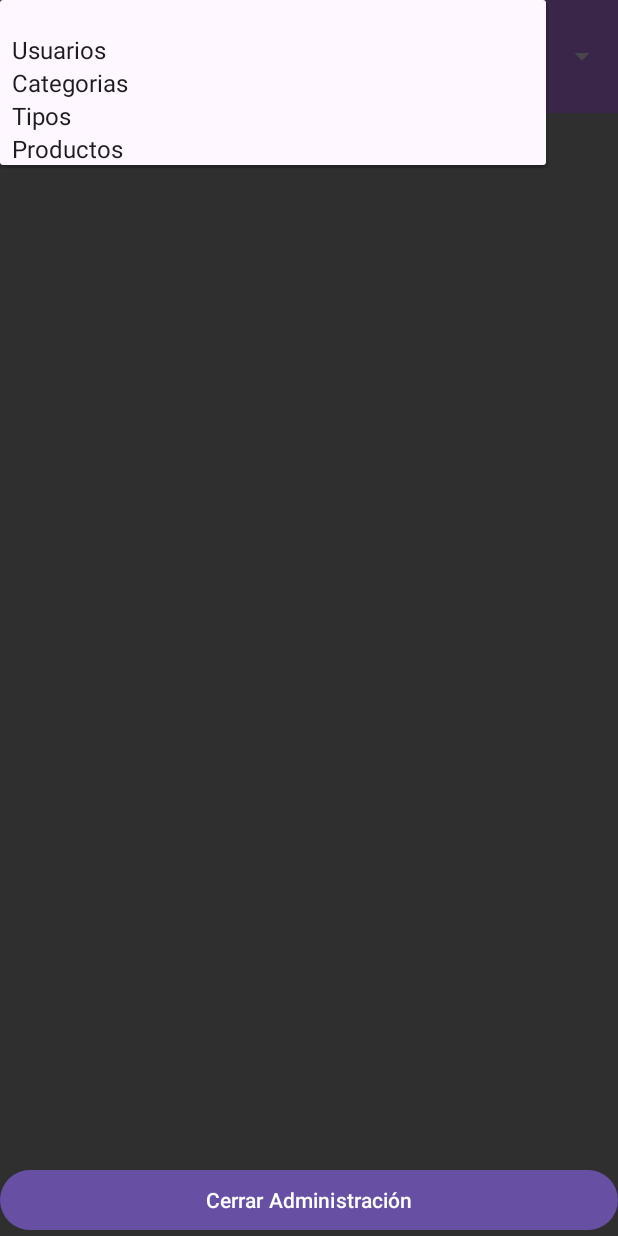
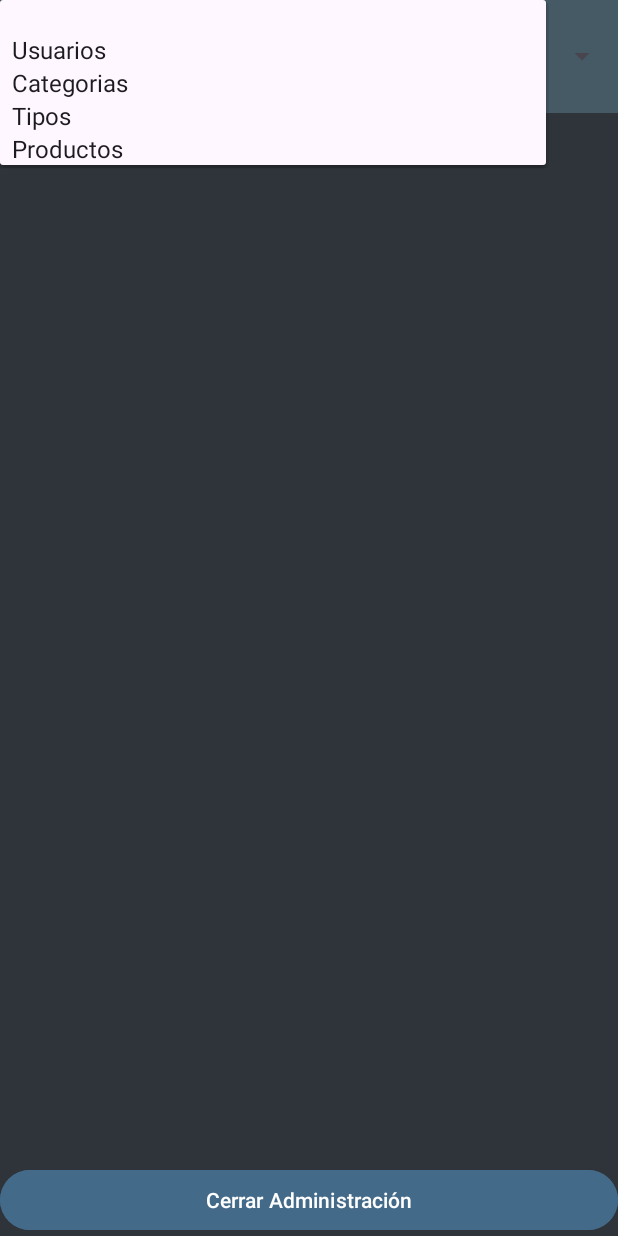
Before and after one commit to AndG18/App_ActUni, an Android app: the AdminActivity screen opened directly, with no data from a screen before it, after a tap on an icon or button, on a phone screen of 412 x 824 dp. Run offline under Robolectric (Android 15) with nearby library versions, the phone set to English and light mode, and no system bars.

Commit message:
actColores commit

```diff
--- a/app/src/main/res/layout/activity_admin.xml
+++ b/app/src/main/res/layout/activity_admin.xml
@@ -5,14 +5,14 @@
     android:id="@+id/main"
     android:layout_width="match_parent"
     android:layout_height="match_parent"
-    android:background="#2F2F2F"
+    android:background="@color/fondo_general"
     tools:context=".AdminActivity">
 
     <LinearLayout
         android:id="@+id/linearLayout4"
         android:layout_width="0dp"
         android:layout_height="75dp"
-        android:background="#DD3D254E"
+        android:background="@color/fondo_b_superior"
         android:orientation="vertical"
         app:layout_constraintEnd_toEndOf="parent"
         app:layout_constraintStart_toStartOf="parent"
@@ -123,6 +123,7 @@
                 android:id="@+id/button5"
                 android:layout_width="match_parent"
                 android:layout_height="wrap_content"
+                android:backgroundTint="@color/fondo_btn"
                 android:onClick="crearUser"
                 android:text="Crear Usuario" />
 
@@ -130,6 +131,7 @@
                 android:id="@+id/button6"
                 android:layout_width="match_parent"
                 android:layout_height="wrap_content"
+                android:backgroundTint="@color/fondo_btn"
                 android:onClick="consultarUser"
                 android:text="Consultar por Nombre de Usuario" />
 
@@ -137,6 +139,7 @@
                 android:id="@+id/button7"
                 android:layout_width="match_parent"
                 android:layout_height="wrap_content"
+                android:backgroundTint="@color/fondo_btn"
                 android:onClick="modificarUser"
                 android:text="Modificar Usuario" />
 
@@ -144,6 +147,7 @@
                 android:id="@+id/button8"
                 android:layout_width="match_parent"
                 android:layout_height="wrap_content"
+                android:backgroundTint="@color/fondo_btn"
                 android:onClick="eliminarUser"
                 android:text="Eliminar Usuario" />
         </LinearLayout>
@@ -174,6 +178,7 @@
                 android:id="@+id/button9"
                 android:layout_width="match_parent"
                 android:layout_height="wrap_content"
+                android:backgroundTint="@color/fondo_btn"
                 android:onClick="crearCat"
                 android:text="Crear Categoria" />
 
@@ -181,6 +186,7 @@
                 android:id="@+id/button10"
                 android:layout_width="match_parent"
                 android:layout_height="wrap_content"
+                android:backgroundTint="@color/fondo_btn"
                 android:onClick="consultarCat"
                 android:text="Consultar Categoria" />
 
@@ -188,6 +194,7 @@
                 android:id="@+id/button11"
                 android:layout_width="match_parent"
                 android:layout_height="wrap_content"
+                android:backgroundTint="@color/fondo_btn"
                 android:onClick="modificarCat"
                 android:text="Modificar Categoria" />
 
@@ -195,6 +202,7 @@
                 android:id="@+id/button12"
                 android:layout_width="match_parent"
                 android:layout_height="wrap_content"
+                android:backgroundTint="@color/fondo_btn"
                 android:onClick="eliminarCat"
                 android:text="Eliminar Categoria" />
         </LinearLayout>
@@ -225,6 +233,7 @@
                 android:id="@+id/button13"
                 android:layout_width="match_parent"
                 android:layout_height="wrap_content"
+                android:backgroundTint="@color/fondo_btn"
                 android:onClick="crearT"
                 android:text="Crear Tipo" />
 
@@ -232,6 +241,7 @@
                 android:id="@+id/button14"
                 android:layout_width="match_parent"
                 android:layout_height="wrap_content"
+                android:backgroundTint="@color/fondo_btn"
                 android:onClick="consultT"
                 android:text="Consultar Tipo" />
 
@@ -239,6 +249,7 @@
                 android:id="@+id/button15"
                 android:layout_width="match_parent"
                 android:layout_height="wrap_content"
+                android:backgroundTint="@color/fondo_btn"
                 android:onClick="modT"
                 android:text="Modificar Tipo" />
 
@@ -246,6 +257,7 @@
                 android:id="@+id/button16"
                 android:layout_width="match_parent"
                 android:layout_height="wrap_content"
+                android:backgroundTint="@color/fondo_btn"
                 android:onClick="eliminarT"
                 android:text="Eliminar Tipo" />
         </LinearLayout>
@@ -353,6 +365,7 @@
                 android:id="@+id/button17"
                 android:layout_width="match_parent"
                 android:layout_height="wrap_content"
+                android:backgroundTint="@color/fondo_btn"
                 android:onClick="crearP"
                 android:text="Crear Producto" />
 
@@ -360,6 +373,7 @@
                 android:id="@+id/button18"
                 android:layout_width="match_parent"
                 android:layout_height="wrap_content"
+                android:backgroundTint="@color/fondo_btn"
                 android:onClick="consultP"
                 android:text="Consultar Producto por ID" />
 
@@ -367,6 +381,7 @@
                 android:id="@+id/button19"
                 android:layout_width="match_parent"
                 android:layout_height="wrap_content"
+                android:backgroundTint="@color/fondo_btn"
                 android:onClick="modP"
                 android:text="Modificar Producto" />
 
@@ -374,6 +389,7 @@
                 android:id="@+id/button20"
                 android:layout_width="match_parent"
                 android:layout_height="wrap_content"
+                android:backgroundTint="@color/fondo_btn"
                 android:onClick="eliminarP"
                 android:text="Eliminar Producto" />
         </LinearLayout>
@@ -383,6 +399,7 @@
         android:id="@+id/button22"
         android:layout_width="0dp"
         android:layout_height="wrap_content"
+        android:backgroundTint="@color/fondo_btn"
         android:onClick="cerrar"
         android:text="Cerrar Administración"
         app:layout_constraintBottom_toBottomOf="parent"
--- a/app/src/main/res/layout/activity_geo_localizacion.xml
+++ b/app/src/main/res/layout/activity_geo_localizacion.xml
@@ -6,7 +6,9 @@
     android:id="@+id/main"
     android:layout_width="match_parent"
     android:layout_height="match_parent"
-    tools:context=".GeoLocalizacion">
+    tools:context=".GeoLocalizacion"
+    android:background="@color/fondo_general">
+
 
     <LinearLayout
         android:id="@+id/linearLayout6"
@@ -103,7 +105,7 @@
     <fragment
         android:id="@+id/map"
         android:name="com.google.android.gms.maps.SupportMapFragment"
-        android:layout_width="405dp"
+        android:layout_width="400dp"
         android:layout_height="615dp"
         android:layout_marginStart="5dp"
         android:layout_marginTop="10dp"
--- a/app/src/main/res/layout/activity_main.xml
+++ b/app/src/main/res/layout/activity_main.xml
@@ -5,7 +5,7 @@
     android:id="@+id/main"
     android:layout_width="match_parent"
     android:layout_height="match_parent"
-    android:background="#2F2F2F"
+    android:background="@color/fondo_general"
     tools:context=".MainActivity">
 
     <LinearLayout
@@ -16,7 +16,7 @@
         android:layout_marginTop="1dp"
         android:layout_marginEnd="1dp"
         android:layout_marginBottom="1dp"
-        android:background="#5D5D5D"
+        android:background="@color/fondo_complement"
         android:orientation="vertical"
         android:padding="10dp"
         app:layout_constraintBottom_toBottomOf="parent"
@@ -70,6 +70,7 @@
             android:id="@+id/button"
             android:layout_width="match_parent"
             android:layout_height="wrap_content"
+            android:backgroundTint="@color/fondo_btn"
             android:onClick="inicioSes"
             android:text="Iniciar Sesión" />
 
@@ -77,6 +78,7 @@
             android:id="@+id/button2"
             android:layout_width="match_parent"
             android:layout_height="wrap_content"
+            android:backgroundTint="@color/fondo_btn"
             android:text="Registrarse" />
     </LinearLayout>
 </androidx.constraintlayout.widget.ConstraintLayout>
--- a/app/src/main/res/layout/carrito.xml
+++ b/app/src/main/res/layout/carrito.xml
@@ -4,7 +4,7 @@
     xmlns:tools="http://schemas.android.com/tools"
     android:layout_width="match_parent"
     android:layout_height="match_parent"
-    android:background="#2F2F2F">
+    android:background="@color/fondo_general">
 
     <LinearLayout
         android:id="@+id/linearLayout5"
@@ -13,7 +13,7 @@
         android:layout_marginStart="1dp"
         android:layout_marginTop="1dp"
         android:layout_marginEnd="1dp"
-        android:background="#DD3D254E"
+        android:background="@color/fondo_b_superior"
         android:orientation="horizontal"
         android:padding="10dp"
         app:layout_constraintEnd_toEndOf="parent"
--- a/app/src/main/res/layout/item_carrito.xml
+++ b/app/src/main/res/layout/item_carrito.xml
@@ -2,7 +2,7 @@
 <LinearLayout xmlns:android="http://schemas.android.com/apk/res/android"
     android:layout_width="match_parent"
     android:layout_height="40dp"
-    android:background="#2F2F2F">
+    android:background="@color/fondo_general">
 
     <TextView
         android:id="@+id/tvnombrec"
@@ -36,6 +36,6 @@
         android:layout_width="55dp"
         android:layout_height="wrap_content"
         android:layout_weight="1"
-        android:background="#673AB7"
+        android:backgroundTint="@color/fondo_btn"
         android:text="Eliminar" />
 </LinearLayout>
--- a/app/src/main/res/layout/item_producto.xml
+++ b/app/src/main/res/layout/item_producto.xml
@@ -2,7 +2,7 @@
 <LinearLayout xmlns:android="http://schemas.android.com/apk/res/android"
     android:layout_width="match_parent"
     android:layout_height="wrap_content"
-    android:background="#2F2F2F"
+    android:background="@color/fondo_general"
     android:orientation="vertical"
     android:paddingTop="10dp">
 
@@ -102,7 +102,7 @@
         android:layout_width="match_parent"
         android:layout_height="wrap_content"
         android:layout_margin="5dp"
-        android:background="#6438AF"
+        android:backgroundTint="@color/fondo_btn"
         android:text="Añadir al carrito" />
 
 </LinearLayout>
--- a/app/src/main/res/values/colors.xml
+++ b/app/src/main/res/values/colors.xml
@@ -2,4 +2,9 @@
 <resources>
     <color name="black">#FF000000</color>
     <color name="white">#FFFFFFFF</color>
+    <color name="fondo_general">#FF2F343A</color>
+    <color name="fondo_b_superior">#FF455A64</color>
+    <color name="fondo_btn">#446A89</color>
+    <color name="color_texto">#F2ECEC</color>
+    <color name="fondo_complement">#FF808080</color>
 </resources>
```
Also changed, not shown: app/src/main/res/layout/home.xml (+4 -4 lines), app/src/main/res/layout/registro_cliente.xml (+4 -3 lines).
